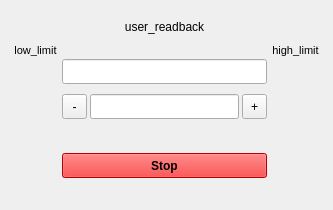
Old version of the form typhos/ui/positioner.ui in the repository pcdshub/typhos.
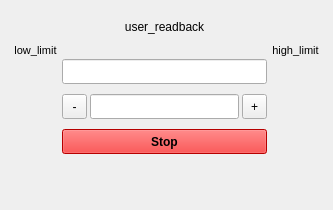
New version of the form. Custom widgets are drawn as their Qt base class.

Commit message: MNT: move motion status label below stop

The edit to the form file:
```diff
--- a/typhos/ui/positioner.ui
+++ b/typhos/ui/positioner.ui
@@ -156,7 +156,7 @@
        </layout>
       </item>
       <item>
-       <layout class="QVBoxLayout" name="value_layout" stretch="1,0,1,1,0,0">
+       <layout class="QVBoxLayout" name="value_layout" stretch="1,0,1,1,0,0,0">
         <property name="spacing">
          <number>10</number>
         </property>
@@ -275,16 +275,6 @@
           </item>
          </layout>
         </item>
-        <item>
-         <widget class="QLabel" name="status_label">
-          <property name="text">
-           <string/>
-          </property>
-          <property name="wordWrap">
-           <bool>true</bool>
-          </property>
-         </widget>
-        </item>
         <item>
          <widget class="QPushButton" name="stop_button">
           <property name="sizePolicy">
@@ -322,6 +312,16 @@
           </property>
          </widget>
         </item>
+        <item>
+         <widget class="QLabel" name="status_label">
+          <property name="text">
+           <string/>
+          </property>
+          <property name="wordWrap">
+           <bool>true</bool>
+          </property>
+         </widget>
+        </item>
         <item>
          <spacer name="verticalSpacer_2">
           <property name="orientation">
```
